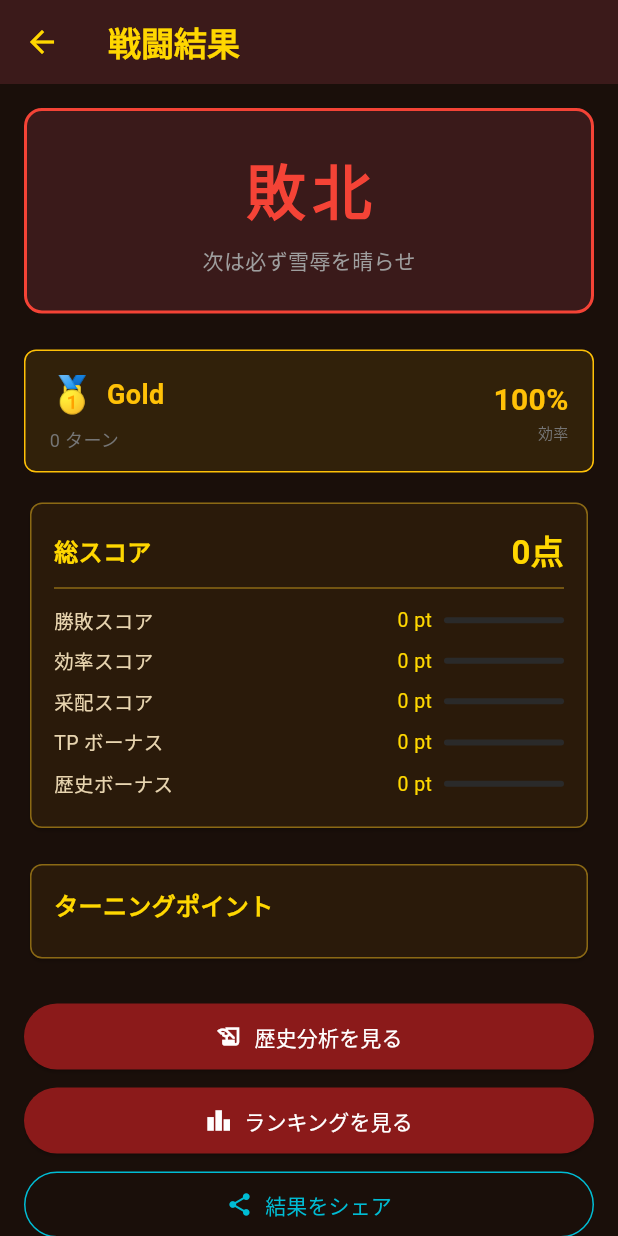
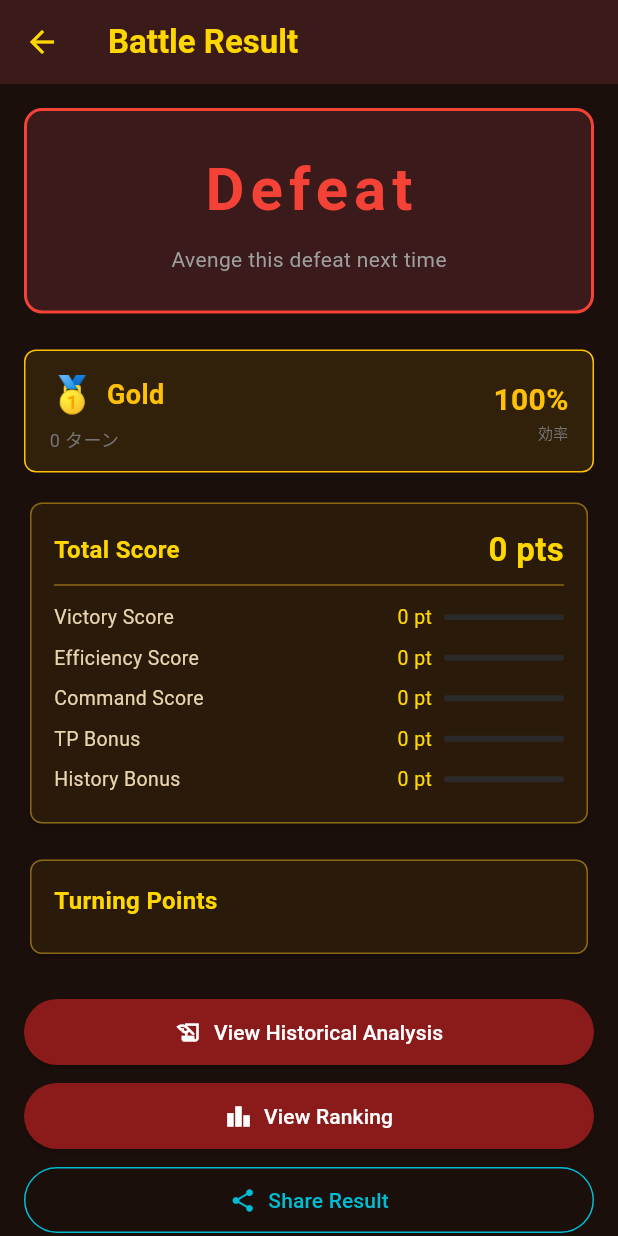
Before and after one commit to zka32101/sengoku_saihairoku, a Flutter app: the ResultScreen screen opened directly with empty values, on a phone screen of 412 x 824 dp. Run offline on Flutter 3.47's test engine with Material 3 defaults, Android fonts, the phone set to English and light mode, and no system bars; our stand-ins replace cloud_firestore, firebase_auth, firebase_core, firebase_messaging, flutter_local_notifications, flutter_riverpod and 6 more; missing offline and left inert: flame; accounts and stored records are empty; network calls fail.

Commit message:
戦闘結果画面を多言語化対応
- app_ja.arb/app_en.arbに戦闘結果画面向けキーを追加
  - 勝敗表示・各種スコア項目・ターニングポイント一覧（シナリオ別）・
    シェア文言・レベルアップ/バトルパスティアアップ/コスメティック解放
    バナー・チャレンジ達成バナー・XP獲得カード等
  - プレースホルダーが必要な箇所（スコア、レベル、ティア、フレンド名等）は
    すべて{}パラメータ化
- flutter gen-l10nで生成コードを更新
- result_screen.dartの静的UI文言をAppLocalizations経由に移行
  - `_tpNames`（ターニングポイント名リスト）はCLAUDE.mdの注意事項通り、
    scenarios.jsonの`turningPoints[].name`と1文字も変えずに日本語ARBへ
    転記した上でswitch文に変換（default無しの網羅的switchでenum追加漏れを
    コンパイルエラーとして検知できるようにした）

flutter analyze: 0 issues / flutter test: 26 tests all passed

Co-Authored-By: Claude Sonnet 5 <noreply@anthropic.com>
Claude-Session: https://claude.ai/code/session_016FQTHUoanQF4M3kXY84mnW

```diff
--- a/lib/l10n/app_en.arb
+++ b/lib/l10n/app_en.arb
@@ -375,5 +375,95 @@
   "@homeBattlePassMissedRewards": {
     "placeholders": { "count": { "type": "int" } }
   },
-  "homeBattlePassButton": "View Battle Pass"
+  "homeBattlePassButton": "View Battle Pass",
+  "resultTitle": "Battle Result",
+  "resultVictory": "Victory!",
+  "resultDefeat": "Defeat",
+  "resultVictorySubtitle": "A masterful command",
+  "resultDefeatSubtitle": "Avenge this defeat next time",
+  "resultTotalScoreLabel": "Total Score",
+  "resultScorePoints": "{score} pts",
+  "@resultScorePoints": {
+    "placeholders": { "score": { "type": "String" } }
+  },
+  "resultScoreVictory": "Victory Score",
+  "resultScoreEfficiency": "Efficiency Score",
+  "resultScoreCommand": "Command Score",
+  "resultScoreTurningPoint": "TP Bonus",
+  "resultScoreHistory": "History Bonus",
+  "resultTurningPointTitle": "Turning Points",
+  "resultTpFallback": "TP{number}",
+  "@resultTpFallback": {
+    "placeholders": { "number": { "type": "int" } }
+  },
+  "resultViewHistoryButton": "View Historical Analysis",
+  "resultViewRankingButton": "View Ranking",
+  "resultShareButton": "Share Result",
+  "resultHomeButton": "Back to Home",
+  "resultShareText": "I got a {result} in \"{scenario}\" on Sengoku Saihairoku!\nScore: {score} pts / Turning Points {tp}/{total}\n#SengokuSaihairoku",
+  "@resultShareText": {
+    "placeholders": {
+      "scenario": { "type": "String" },
+      "result": { "type": "String" },
+      "score": { "type": "int" },
+      "tp": { "type": "int" },
+      "total": { "type": "int" }
+    }
+  },
+  "resultShareVictory": "Victory",
+  "resultShareDefeat": "Defeat",
+  "resultFriendChallengeSuccess": "Beat {friend}'s challenge!",
+  "@resultFriendChallengeSuccess": {
+    "placeholders": { "friend": { "type": "String" } }
+  },
+  "resultFriendChallengeFailure": "Fell short of {friend}'s challenge",
+  "@resultFriendChallengeFailure": {
+    "placeholders": { "friend": { "type": "String" } }
+  },
+  "resultFriendChallengeTarget": "Target score: {score} pts",
+  "@resultFriendChallengeTarget": {
+    "placeholders": { "score": { "type": "int" } }
+  },
+  "resultChallengeCompletedTitle": "Today's Challenge Complete!",
+  "resultChallengeCompletedNote": "Claim your reward from the Home screen",
+  "resultXpGainTitle": "XP Gained",
+  "resultXpGainedLabel": "XP Gained:",
+  "resultXpBoostLoading": "Loading…",
+  "resultXpBoostButton": "Watch an ad to double XP",
+  "resultLevelUpTitle": "Level Up!",
+  "resultLevelUpSubtitle": "Reached Level {level}",
+  "@resultLevelUpSubtitle": {
+    "placeholders": { "level": { "type": "int" } }
+  },
+  "resultBattlePassTierUpTitle": "Battle Pass Tier Up!",
+  "resultBattlePassTierUpSubtitle": "Reached Tier {tier}",
+  "@resultBattlePassTierUpSubtitle": {
+    "placeholders": { "tier": { "type": "int" } }
+  },
+  "resultCosmeticUnlockTitle": "Cosmetic Unlocked!",
+  "resultTpOdigahara1": "Surprise attack before the enemy arrives",
+  "resultTpOdigahara2": "Fight in the storm",
+  "resultTpOdigahara3": "Weaken the enemy general",
+  "resultTpOdigahara4": "Defeat the enemy general",
+  "resultTpNagashino1": "Set the initial formation to defense",
+  "resultTpNagashino2": "Withstand the enemy cavalry charge",
+  "resultTpNagashino3": "Launch a full counterattack",
+  "resultTpNagashino4": "Defeat the enemy general",
+  "resultTpHonnoJi1": "Break through the enemy encirclement",
+  "resultTpHonnoJi2": "Survive until reinforcements arrive",
+  "resultTpHonnoJi3": "Counterattack after reinforcements arrive",
+  "resultTpHonnoJi4": "Defeat the enemy supreme commander",
+  "resultTpSekigahara1": "Proceed cautiously in the early stages",
+  "resultTpSekigahara2": "Maintain allied morale",
+  "resultTpSekigahara3": "Flank the enemy",
+  "resultTpSekigahara4": "Defeat the enemy general",
+  "resultTpSekigahara5": "Keep the Toyotomi warlord alive",
+  "resultTpKawanakajima1": "Prepare for the dawn surprise attack",
+  "resultTpKawanakajima2": "Hold out until the detached unit arrives",
+  "resultTpKawanakajima3": "Succeed at the pincer attack",
+  "resultTpKawanakajima4": "Defeat the enemy general",
+  "resultTpItsukushima1": "Surprise attack amid the storm",
+  "resultTpItsukushima2": "Defend Miyao Castle",
+  "resultTpItsukushima3": "Cut off the retreat and encircle",
+  "resultTpItsukushima4": "Defeat the enemy general"
 }
--- a/lib/presentation/screens/result_screen.dart
+++ b/lib/presentation/screens/result_screen.dart
@@ -25,6 +25,7 @@ import '../../domain/achievement_checking/achievement_checker.dart';
 import '../../domain/achievement_checking/achievement_notification_service.dart';
 import '../../data/repositories/battle_pass_repository.dart';
 import '../../domain/battle_pass/battle_pass_notification_service.dart';
+import '../../l10n/generated/app_localizations.dart';
 import '../widgets/screen_transition.dart';
 import '../widgets/animated_score_line.dart';
 import '../widgets/turn_rank_badge.dart';
@@ -519,6 +520,7 @@ class _ResultScreenState extends State<ResultScreen> {
 
   @override
   Widget build(BuildContext context) {
+    final l10n = AppLocalizations.of(context)!;
     final data = widget.args.data;
 
     // ターンランクを計算
@@ -536,7 +538,7 @@ class _ResultScreenState extends State<ResultScreen> {
         : null;
 
     return Scaffold(
-      appBar: AppBar(title: const Text('戦闘結果')),
+      appBar: AppBar(title: Text(l10n.resultTitle)),
       body: ScreenTransition(
         duration: const Duration(milliseconds: 600),
         child: SingleChildScrollView(
@@ -544,24 +546,24 @@ class _ResultScreenState extends State<ResultScreen> {
           child: Column(
             crossAxisAlignment: CrossAxisAlignment.stretch,
             children: [
-              _ResultHeader(won: data.won),
+              _ResultHeader(won: data.won, l10n: l10n),
               const SizedBox(height: 24),
               if (turnRankResult != null) ...[
                 TurnRankPanel(rankResult: turnRankResult),
                 const SizedBox(height: 16),
               ],
               if (_leveledUp && _newLevel != null)
-                _LevelUpBanner(newLevel: _newLevel!)
+                _LevelUpBanner(newLevel: _newLevel!, l10n: l10n)
               else
                 const SizedBox.shrink(),
               if (_leveledUp) const SizedBox(height: 16),
               if (_battlePassTierUp && _newBattlePassTier != null)
-                _BattlePassTierUpBanner(newTier: _newBattlePassTier!)
+                _BattlePassTierUpBanner(newTier: _newBattlePassTier!, l10n: l10n)
               else
                 const SizedBox.shrink(),
               if (_battlePassTierUp) const SizedBox(height: 16),
               if (_cosmeticUnlocked && _unlockedCosmetic != null)
-                _CosmeticUnlockBanner(cosmetic: _unlockedCosmetic!)
+                _CosmeticUnlockBanner(cosmetic: _unlockedCosmetic!, l10n: l10n)
               else
                 const SizedBox.shrink(),
               if (_cosmeticUnlocked) const SizedBox(height: 16),
@@ -571,12 +573,13 @@ class _ResultScreenState extends State<ResultScreen> {
                   boosted: _xpBoosted,
                   boosting: _xpBoosting,
                   onBoost: _boostXpWithAd,
+                  l10n: l10n,
                 )
               else
                 const SizedBox.shrink(),
               if (_xpGained > 0) const SizedBox(height: 16),
               if (_challengeCompleted)
-                _ChallengeCompletionBanner()
+                _ChallengeCompletionBanner(l10n: l10n)
               else
                 const SizedBox.shrink(),
               if (_challengeCompleted) const SizedBox(height: 16),
@@ -585,18 +588,20 @@ class _ResultScreenState extends State<ResultScreen> {
                   friendLabel: _friendChallengeResult!.friendLabel,
                   targetScore: _friendChallengeResult!.targetScore,
                   beaten: _friendChallengeBeaten,
+                  l10n: l10n,
                 )
               else
                 const SizedBox.shrink(),
               if (_friendChallengeResult != null) const SizedBox(height: 16),
-              _ScoreCard(breakdown: data.scoreBreakdown),
+              _ScoreCard(breakdown: data.scoreBreakdown, l10n: l10n),
               const SizedBox(height: 16),
               _TurningPointCard(
                 achievements: data.tpAchievements,
                 scenario: widget.args.scenario,
+                l10n: l10n,
               ),
               const SizedBox(height: 24),
-              _ActionButtons(args: widget.args),
+              _ActionButtons(args: widget.args, l10n: l10n),
             ],
           ),
         ),
@@ -607,8 +612,9 @@ class _ResultScreenState extends State<ResultScreen> {
 
 class _ResultHeader extends StatelessWidget {
   final bool won;
+  final AppLocalizations l10n;
 
-  const _ResultHeader({required this.won});
+  const _ResultHeader({required this.won, required this.l10n});
 
   @override
   Widget build(BuildContext context) {
@@ -627,7 +633,7 @@ class _ResultHeader extends StatelessWidget {
       child: Column(
         children: [
           Text(
-            won ? '勝利！' : '敗北',
+            won ? l10n.resultVictory : l10n.resultDefeat,
             style: TextStyle(
               fontSize: 40,
               fontWeight: FontWeight.bold,
@@ -637,7 +643,7 @@ class _ResultHeader extends StatelessWidget {
           ),
           const SizedBox(height: 8),
           Text(
-            won ? '見事な采配であった' : '次は必ず雪辱を晴らせ',
+            won ? l10n.resultVictorySubtitle : l10n.resultDefeatSubtitle,
             style: const TextStyle(color: Colors.grey),
           ),
         ],
@@ -648,8 +654,9 @@ class _ResultHeader extends StatelessWidget {
 
 class _ScoreCard extends StatelessWidget {
   final ScoreBreakdownResult breakdown;
+  final AppLocalizations l10n;
 
-  const _ScoreCard({required this.breakdown});
+  const _ScoreCard({required this.breakdown, required this.l10n});
 
   @override
   Widget build(BuildContext context) {
@@ -662,19 +669,19 @@ class _ScoreCard extends StatelessWidget {
             Row(
               mainAxisAlignment: MainAxisAlignment.spaceBetween,
               children: [
-                const Text(
-                  '総スコア',
-                  style: TextStyle(
+                Text(
+                  l10n.resultTotalScoreLabel,
+                  style: const TextStyle(
                     fontSize: 16,
                     fontWeight: FontWeight.bold,
                     color: Color(0xFFFFD700),
                   ),
                 ),
                 Text(
-                  '${breakdown.total.toString().replaceAllMapped(
+                  l10n.resultScorePoints(breakdown.total.toString().replaceAllMapped(
                     RegExp(r'(\d{1,3})(?=(\d{3})+(?!\d))'),
                     (m) => '${m[1]},',
-                  )}点',
+                  )),
                   style: const TextStyle(
                     fontSize: 22,
                     fontWeight: FontWeight.bold,
@@ -684,15 +691,15 @@ class _ScoreCard extends StatelessWidget {
               ],
             ),
             const Divider(color: Color(0xFF8B6914)),
-            AnimatedScoreLine('勝敗スコア', breakdown.victoryScore, 40000,
+            AnimatedScoreLine(l10n.resultScoreVictory, breakdown.victoryScore, 40000,
                 delayMillis: 100),
-            AnimatedScoreLine('効率スコア', breakdown.efficiencyScore, 20000,
+            AnimatedScoreLine(l10n.resultScoreEfficiency, breakdown.efficiencyScore, 20000,
                 delayMillis: 200),
-            AnimatedScoreLine('采配スコア', breakdown.commandScore, 15000,
+            AnimatedScoreLine(l10n.resultScoreCommand, breakdown.commandScore, 15000,
                 delayMillis: 300),
-            AnimatedScoreLine('TP ボーナス', breakdown.turningPointScore, 15000,
+            AnimatedScoreLine(l10n.resultScoreTurningPoint, breakdown.turningPointScore, 15000,
                 delayMillis: 400),
-            AnimatedScoreLine('歴史ボーナス', breakdown.historyBonus, 10000,
+            AnimatedScoreLine(l10n.resultScoreHistory, breakdown.historyBonus, 10000,
                 delayMillis: 500),
           ],
         ),
@@ -704,24 +711,65 @@ class _ScoreCard extends StatelessWidget {
 class _TurningPointCard extends StatelessWidget {
   final List<bool> achievements;
   final Scenario scenario;
+  final AppLocalizations l10n;
 
   const _TurningPointCard({
     required this.achievements,
     required this.scenario,
+    required this.l10n,
   });
 
-  static const _tpNames = {
-    Scenario.odigahara: ['敵到着前に奇襲', '嵐の中での戦闘', '敵将兵力低下', '敵将討死'],
-    Scenario.nagashino: ['初期陣形を防御に設定', '敵騎馬隊の突撃を耐える', '一斉反撃', '敵将討死'],
-    Scenario.honnoJi: ['敵の包囲を突破', '援軍到着まで生存', '援軍到着後の反撃', '敵総大将討死'],
-    Scenario.sekigahara: ['序盤は慎重に', '味方のモラル維持', '側面を奇襲', '敵将討死', '豊臣武将生存'],
-    Scenario.kawanakajima: ['夜明けの奇襲に備える', '別働隊到着まで凌ぐ', '挟撃を成功させる', '敵将討死'],
-    Scenario.itsukushima: ['暴風雨に乗じた奇襲', '宮尾城を死守', '退路を断ち包囲', '敵将討死'],
-  };
+  List<String> _tpNamesFor(Scenario scenario) {
+    switch (scenario) {
+      case Scenario.odigahara:
+        return [
+          l10n.resultTpOdigahara1,
+          l10n.resultTpOdigahara2,
+          l10n.resultTpOdigahara3,
+          l10n.resultTpOdigahara4,
+        ];
+      case Scenario.nagashino:
+        return [
+          l10n.resultTpNagashino1,
+          l10n.resultTpNagashino2,
+          l10n.resultTpNagashino3,
+          l10n.resultTpNagashino4,
+        ];
+      case Scenario.honnoJi:
+        return [
+          l10n.resultTpHonnoJi1,
+          l10n.resultTpHonnoJi2,
+          l10n.resultTpHonnoJi3,
+          l10n.resultTpHonnoJi4,
+        ];
+      case Scenario.sekigahara:
+        return [
+          l10n.resultTpSekigahara1,
+          l10n.resultTpSekigahara2,
+          l10n.resultTpSekigahara3,
+          l10n.resultTpSekigahara4,
+          l10n.resultTpSekigahara5,
+        ];
+      case Scenario.kawanakajima:
+        return [
+          l10n.resultTpKawanakajima1,
+          l10n.resultTpKawanakajima2,
+          l10n.resultTpKawanakajima3,
+          l10n.resultTpKawanakajima4,
+        ];
+      case Scenario.itsukushima:
+        return [
+          l10n.resultTpItsukushima1,
+          l10n.resultTpItsukushima2,
+          l10n.resultTpItsukushima3,
+          l10n.resultTpItsukushima4,
+        ];
+    }
+  }
 
   @override
   Widget build(BuildContext context) {
-    final names = _tpNames[scenario] ?? [];
+    final names = _tpNamesFor(scenario);
 
     return Card(
       child: Padding(
@@ -729,9 +777,9 @@ class _TurningPointCard extends StatelessWidget {
         child: Column(
           crossAxisAlignment: CrossAxisAlignment.start,
           children: [
-            const Text(
-              'ターニングポイント',
-              style: TextStyle(
+            Text(
+              l10n.resultTurningPointTitle,
+              style: const TextStyle(
                 fontSize: 16,
                 fontWeight: FontWeight.bold,
                 color: Color(0xFFFFD700),
@@ -740,7 +788,8 @@ class _TurningPointCard extends StatelessWidget {
             const SizedBox(height: 8),
             ...List.generate(achievements.length, (i) {
               final achieved = achievements[i];
-              final name = i < names.length ? names[i] : 'TP${i + 1}';
+              final name =
+                  i < names.length ? names[i] : l10n.resultTpFallback(i + 1);
               return Padding(
                 padding: const EdgeInsets.symmetric(vertical: 3),
                 child: Row(
@@ -773,18 +822,23 @@ class _TurningPointCard extends StatelessWidget {
 
 class _ActionButtons extends StatelessWidget {
   final ResultScreenArgs args;
+  final AppLocalizations l10n;
 
-  const _ActionButtons({required this.args});
+  const _ActionButtons({required this.args, required this.l10n});
 
   void _shareResult(BuildContext context) {
     final data = args.data;
-    final resultText = data.won ? '勝利' : '敗北';
+    final resultText = data.won ? l10n.resultShareVictory : l10n.resultShareDefeat;
     final tpCount = data.tpAchievements.where((a) => a).length;
     SharePlus.instance.share(
       ShareParams(
-        text: '戦国采配録『${args.scenario.displayNameJa}』で$resultText！\n'
-            'スコア: ${data.totalScore} pts / ターニングポイント $tpCount/${data.tpAchievements.length}\n'
-            '#戦国采配録',
+        text: l10n.resultShareText(
+          args.scenario.displayNameJa,
+          resultText,
+          data.totalScore,
+          tpCount,
+          data.tpAchievements.length,
+        ),
       ),
     );
   }
@@ -805,21 +859,21 @@ class _ActionButtons extends StatelessWidget {
             ),
           ),
           icon: const Icon(Icons.history_edu),
-          label: const Text('歴史分析を見る'),
+          label: Text(l10n.resultViewHistoryButton),
         ),
         const SizedBox(height: 8),
         ElevatedButton.icon(
           onPressed: () => Navigator.pushNamed(context, '/ranking'),
           icon: const Icon(Icons.leaderboard),
-          label: const Text('ランキングを見る'),
+          label: Text(l10n.resultViewRankingButton),
         ),
         const SizedBox(height: 8),
         OutlinedButton.icon(
           onPressed: () => _shareResult(context),
           icon: const Icon(Icons.share, color: Colors.cyan),
-          label: const Text(
-            '結果をシェア',
-            style: TextStyle(color: Colors.cyan),
+          label: Text(
+            l10n.resultShareButton,
+            style: const TextStyle(color: Colors.cyan),
           ),
           style: OutlinedButton.styleFrom(
             side: const BorderSide(color: Colors.cyan),
@@ -831,9 +885,9 @@ class _ActionButtons extends StatelessWidget {
           onPressed: () => Navigator.popUntil(
               context, ModalRoute.withName('/home')),
           icon: const Icon(Icons.home, color: Color(0xFFFFD700)),
-          label: const Text(
-            'ホームへ戻る',
-            style: TextStyle(color: Color(0xFFFFD700)),
+          label: Text(
+            l10n.resultHomeButton,
+            style: const TextStyle(color: Color(0xFFFFD700)),
           ),
           style: OutlinedButton.styleFrom(
             side: const BorderSide(color: Color(0xFFFFD700)),
@@ -849,11 +903,13 @@ class _FriendChallengeResultBanner extends StatelessWidget {
   final String friendLabel;
   final int targetScore;
   final bool beaten;
+  final AppLocalizations l10n;
 
   const _FriendChallengeResultBanner({
     required this.friendLabel,
     required this.targetScore,
     required this.beaten,
+    required this.l10n,
   });
 
   @override
@@ -880,8 +936,8 @@ class _FriendChallengeResultBanner extends StatelessWidget {
               children: [
                 Text(
                   beaten
-                      ? '$friendLabelへの挑戦、成功！'
-                      : '$friendLabelへの挑戦、届かず',
+                      ? l10n.resultFriendChallengeSuccess(friendLabel)
+                      : l10n.resultFriendChallengeFailure(friendLabel),
                   style: TextStyle(
                     fontSize: 16,
                     fontWeight: FontWeight.bold,
@@ -890,7 +946,7 @@ class _FriendChallengeResultBanner extends StatelessWidget {
                 ),
                 const SizedBox(height: 4),
                 Text(
-                  '目標スコア: $targetScore点',
+                  l10n.resultFriendChallengeTarget(targetScore),
                   style: TextStyle(fontSize: 12, color: Colors.grey[400]),
                 ),
               ],
@@ -903,7 +959,9 @@ class _FriendChallengeResultBanner extends StatelessWidget {
 }
 
 class _ChallengeCompletionBanner extends StatelessWidget {
-  const _ChallengeCompletionBanner();
+  final AppLocalizations l10n;
+
+  const _ChallengeCompletionBanner({required this.l10n});
 
   @override
   Widget build(BuildContext context) {
@@ -922,9 +980,9 @@ class _ChallengeCompletionBanner extends StatelessWidget {
             child: Column(
               crossAxisAlignment: CrossAxisAlignment.start,
               children: [
-                const Text(
-                  '本日のチャレンジ達成！',
-                  style: TextStyle(
+                Text(
+                  l10n.resultChallengeCompletedTitle,
+                  style: const TextStyle(
                     fontSize: 16,
                     fontWeight: FontWeight.bold,
                     color: Colors.green,
@@ -932,7 +990,7 @@ class _ChallengeCompletionBanner extends StatelessWidget {
                 ),
                 const SizedBox(height: 4),
                 Text(
-                  '報酬を受け取るにはホーム画面から獲得してください',
+                  l10n.resultChallengeCompletedNote,
                   style: TextStyle(
                     fontSize: 12,
                     color: Colors.grey[400],
@@ -952,12 +1010,14 @@ class _XpGainCard extends StatelessWidget {
   final bool boosted;
   final bool boosting;
   final VoidCallback onBoost;
+  final AppLocalizations l10n;
 
   const _XpGainCard({
     required this.xpGained,
     required this.boosted,
     required this.boosting,
     required this.onBoost,
+    required this.l10n,
   });
 
   @override
@@ -969,9 +1029,9 @@ class _XpGainCard extends StatelessWidget {
         child: Column(
           crossAxisAlignment: CrossAxisAlignment.start,
           children: [
-            const Text(
-              '経験値獲得',
-              style: TextStyle(
+            Text(
+              l10n.resultXpGainTitle,
+              style: const TextStyle(
                 fontSize: 14,
                 fontWeight: FontWeight.bold,
                 color: Colors.amber,
@@ -981,9 +1041,9 @@ class _XpGainCard extends StatelessWidget {
             Row(
               mainAxisAlignment: MainAxisAlignment.spaceBetween,
               children: [
-                const Text(
-                  '獲得XP:',
-                  style: TextStyle(color: Colors.grey),
+                Text(
+                  l10n.resultXpGainedLabel,
+                  style: const TextStyle(color: Colors.grey),
                 ),
                 Text(
                   '+$xpGained',
@@ -1008,7 +1068,7 @@ class _XpGainCard extends StatelessWidget {
                           child: CircularProgressIndicator(strokeWidth: 2),
                         )
                       : const Icon(Icons.play_circle_outline, size: 18),
-                  label: Text(boosting ? '読み込み中…' : '広告を見てXPを2倍にする'),
+                  label: Text(boosting ? l10n.resultXpBoostLoading : l10n.resultXpBoostButton),
                   style: OutlinedButton.styleFrom(
                     foregroundColor: Colors.amber,
                     side: const BorderSide(color: Colors.amber),
@@ -1025,8 +1085,9 @@ class _XpGainCard extends StatelessWidget {
 
 class _LevelUpBanner extends StatelessWidget {
   final int newLevel;
+  final AppLocalizations l10n;
 
-  const _LevelUpBanner({required this.newLevel});
+  const _LevelUpBanner({required this.newLevel, required this.l10n});
 
   @override
   Widget build(BuildContext context) {
@@ -1046,9 +1107,9 @@ class _LevelUpBanner extends StatelessWidget {
       ),
       child: Column(
         children: [
-          const Text(
-            'レベルアップ！',
-            style: TextStyle(
+          Text(
+            l10n.resultLevelUpTitle,
+            style: const TextStyle(
               fontSize: 24,
               fontWeight: FontWeight.bold,
               color: Colors.amber,
@@ -1057,7 +1118,7 @@ class _LevelUpBanner extends StatelessWidget {
           ),
           const SizedBox(height: 8),
           Text(
-            'レベル $newLevel に到達しました',
+            l10n.resultLevelUpSubtitle(newLevel),
             style: const TextStyle(
               fontSize: 16,
               color: Colors.amber,
@@ -1071,8 +1132,9 @@ class _LevelUpBanner extends StatelessWidget {
 
 class _BattlePassTierUpBanner extends StatelessWidget {
   final int newTier;
+  final AppLocalizations l10n;
 
-  const _BattlePassTierUpBanner({required this.newTier});
+  const _BattlePassTierUpBanner({required this.newTier, required this.l10n});
 
   @override
   Widget build(BuildContext context) {
@@ -1092,9 +1154,9 @@ class _BattlePassTierUpBanner extends StatelessWidget {
       ),
       child: Column(
         children: [
-          const Text(
-            'バトルパス ティアアップ！',
-            style: TextStyle(
+          Text(
+            l10n.resultBattlePassTierUpTitle,
+            style: const TextStyle(
               fontSize: 24,
               fontWeight: FontWeight.bold,
               color: Colors.cyan,
@@ -1103,7 +1165,7 @@ class _BattlePassTierUpBanner extends StatelessWidget {
           ),
           const SizedBox(height: 8),
           Text(
-            'ティア $newTier に到達しました',
+            l10n.resultBattlePassTierUpSubtitle(newTier),
             style: const TextStyle(
               fontSize: 16,
               color: Colors.cyan,
@@ -1117,8 +1179,9 @@ class _BattlePassTierUpBanner extends StatelessWidget {
 
 class _CosmeticUnlockBanner extends StatelessWidget {
   final Cosmetic cosmetic;
+  final AppLocalizations l10n;
 
-  const _CosmeticUnlockBanner({required this.cosmetic});
+  const _CosmeticUnlockBanner({required this.cosmetic, required this.l10n});
 
   @override
   Widget build(BuildContext context) {
@@ -1138,9 +1201,9 @@ class _CosmeticUnlockBanner extends StatelessWidget {
       ),
       child: Column(
         children: [
-          const Text(
-            'コスメティック解放！',
-            style: TextStyle(
+          Text(
+            l10n.resultCosmeticUnlockTitle,
+            style: const TextStyle(
               fontSize: 20,
               fontWeight: FontWeight.bold,
               color: Colors.purple,
```
Also changed, not shown: lib/l10n/app_ja.arb (+91 -1 lines), lib/l10n/generated/app_localizations.dart, lib/l10n/generated/app_localizations_en.dart, lib/l10n/generated/app_localizations_ja.dart.
